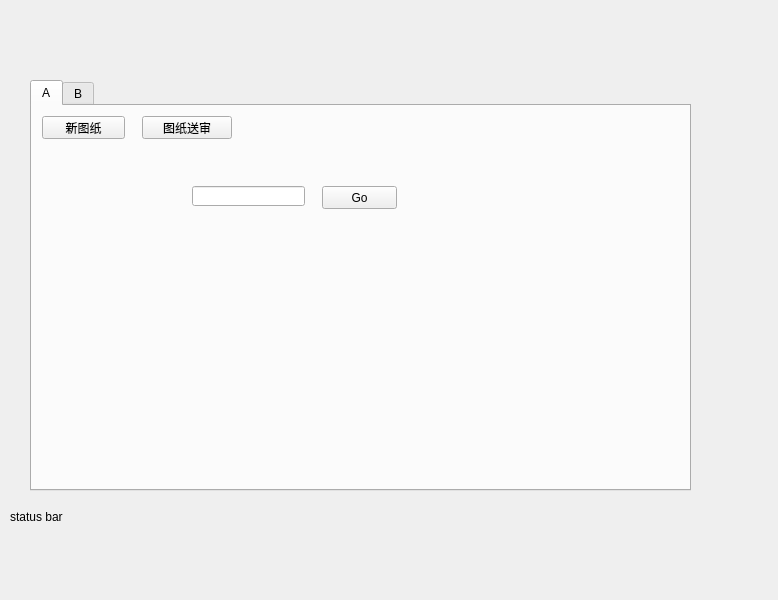
duoqiang19/pid, file code/UI/mainwindow.ui: the form before one commit.
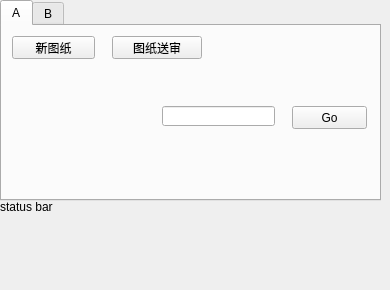
The form after the commit.

Patch:
```diff
--- a/code/UI/mainwindow.ui
+++ b/code/UI/mainwindow.ui
@@ -6,8 +6,8 @@
    <rect>
     <x>0</x>
     <y>0</y>
-    <width>778</width>
-    <height>600</height>
+    <width>390</width>
+    <height>290</height>
    </rect>
   </property>
   <property name="windowTitle">
@@ -17,10 +17,10 @@
    <widget class="QTabWidget" name="tabWidget_mainwindow">
     <property name="geometry">
      <rect>
-      <x>30</x>
-      <y>80</y>
-      <width>661</width>
-      <height>411</height>
+      <x>0</x>
+      <y>0</y>
+      <width>381</width>
+      <height>201</height>
      </rect>
     </property>
     <property name="currentIndex">
@@ -89,9 +89,9 @@
    <widget class="QLabel" name="label_status_bar">
     <property name="geometry">
      <rect>
-      <x>10</x>
-      <y>510</y>
-      <width>761</width>
+      <x>0</x>
+      <y>200</y>
+      <width>381</width>
       <height>81</height>
      </rect>
     </property>
```
